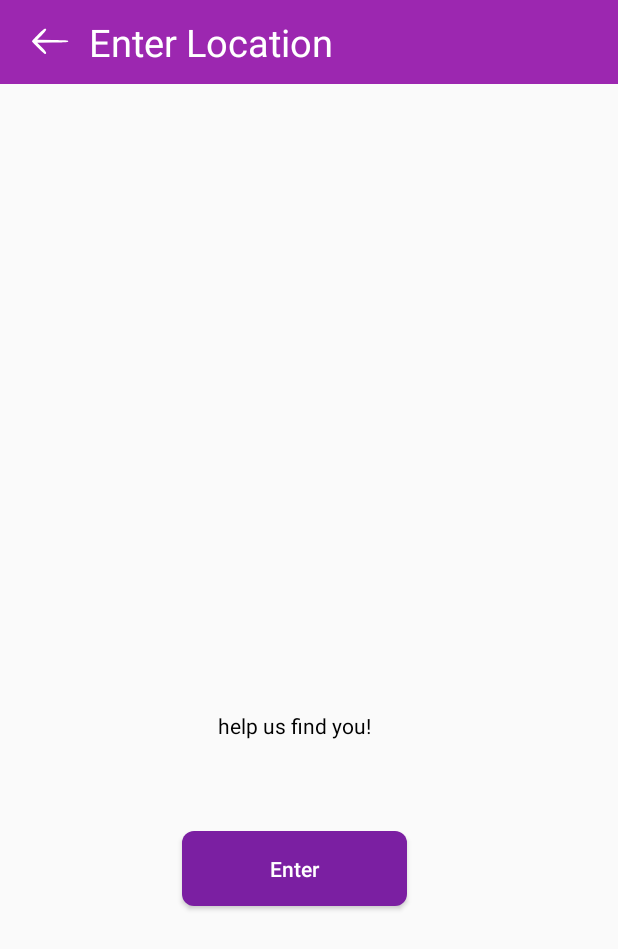
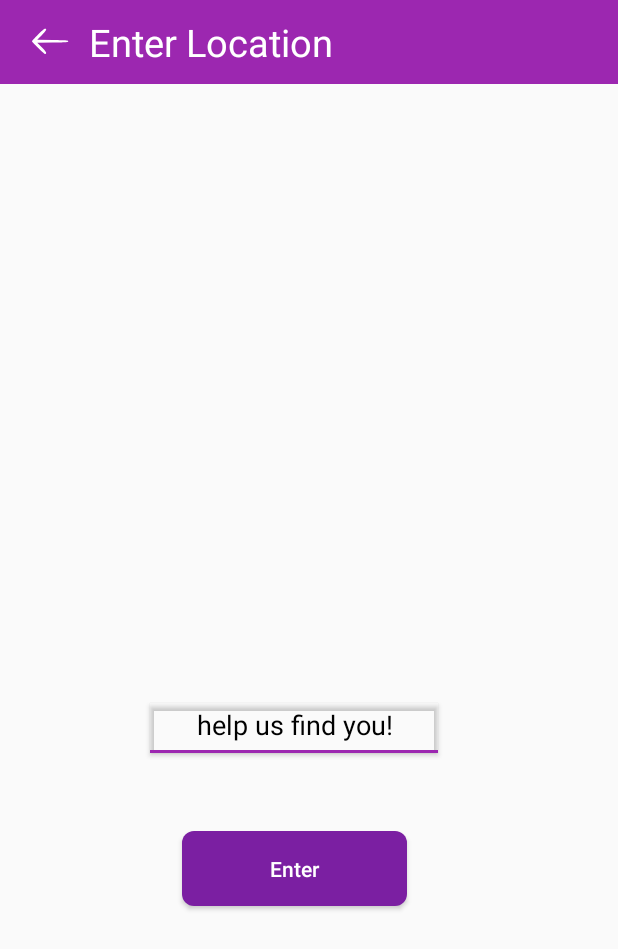
Before and after one commit to kulzDev/bubbles_master, an Android app: the layout stylist_location.xml on its own in the app's theme, with its tools: preview values and no code run, on a phone screen of 412 x 824 dp. Shown: the top 949 px of the screen. Run offline under Robolectric (Android 15) with nearby library versions, the light colour scheme and no system bars.

Commit message:
Location and service registration activities added.

```diff
--- a/app/src/main/java/com/kulzdev/bubblesproject/Activities/LoginActivity.java
+++ b/app/src/main/java/com/kulzdev/bubblesproject/Activities/LoginActivity.java
@@ -116,12 +116,9 @@ public class LoginActivity extends AppCompatActivity implements
             Intent i = new Intent(LoginActivity.this, ClientHomeActivity.class);
             startActivity(i);
         }else{
-            Intent i = new Intent(LoginActivity.this, ServicesRegistration.class);
+            Intent i = new Intent(LoginActivity.this, StylistHomeActivity.class);
             startActivity(i);
-            //Toast.makeText(getApplicationContext(),"Stylist Activity Doesn't exist YET",Toast.LENGTH_LONG).show();
 
-            //Intent i = new Intent(LoginActivity.this, StylistActivity.class);
-           // startActivity(i);
         }
 
     }
--- a/app/src/main/res/layout/stylist_location.xml
+++ b/app/src/main/res/layout/stylist_location.xml
@@ -42,7 +42,7 @@
 
 
     <Button
-        android:id="@+id/button2"
+        android:id="@+id/btnLocation"
         android:layout_width="150dp"
         android:layout_height="50dp"
         android:layout_marginStart="90dp"
@@ -58,8 +58,8 @@
         app:layout_constraintEnd_toEndOf="parent"
         app:layout_constraintStart_toStartOf="parent" />
 
-    <TextView
-        android:id="@+id/editText"
+    <EditText
+        android:id="@+id/txtLocation"
         android:layout_width="200dp"
         android:layout_height="50dp"
         android:layout_marginStart="90dp"
@@ -70,7 +70,7 @@
         android:textColor="#000"
         android:gravity="center"
         android:inputType="textPostalAddress"
-        app:layout_constraintBottom_toTopOf="@+id/button2"
+        app:layout_constraintBottom_toTopOf="@+id/btnLocation"
         app:layout_constraintEnd_toEndOf="parent"
         app:layout_constraintStart_toStartOf="parent" />
 
```
Also changed, not shown: app/src/main/AndroidManifest.xml (+4 -3 lines), app/src/main/java/com/kulzdev/bubblesproject/Activities/RegistrationActivity.java (+7 -3 lines), app/src/main/java/com/kulzdev/bubblesproject/Activities/ServicesRegistration.java (+13 -0 lines), app/src/main/java/com/kulzdev/bubblesproject/Activities/StylistHomeActivity.java (added, +15 -0 lines), app/src/main/java/com/kulzdev/bubblesproject/Activities/StylistLocationActivity.java (+15 -0 lines), app/src/main/res/layout/activity_services_registration.xml (+13 -1 lines), app/src/main/res/layout/activity_stylist_home.xml (added, +12 -0 lines), 1 other file.
